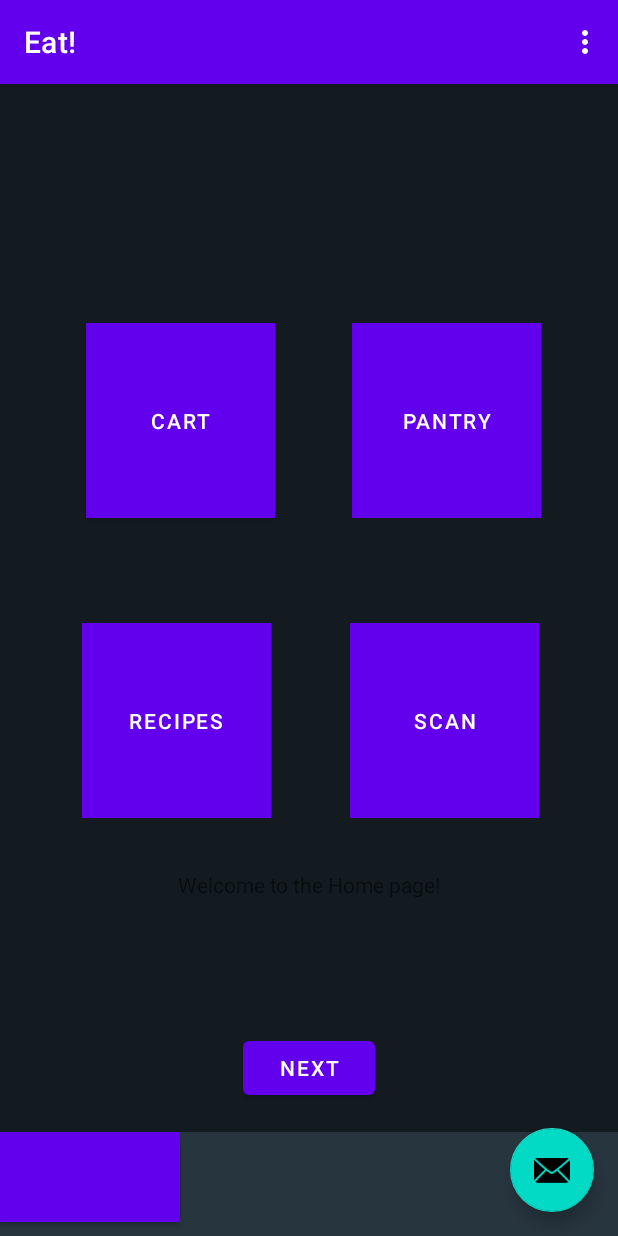
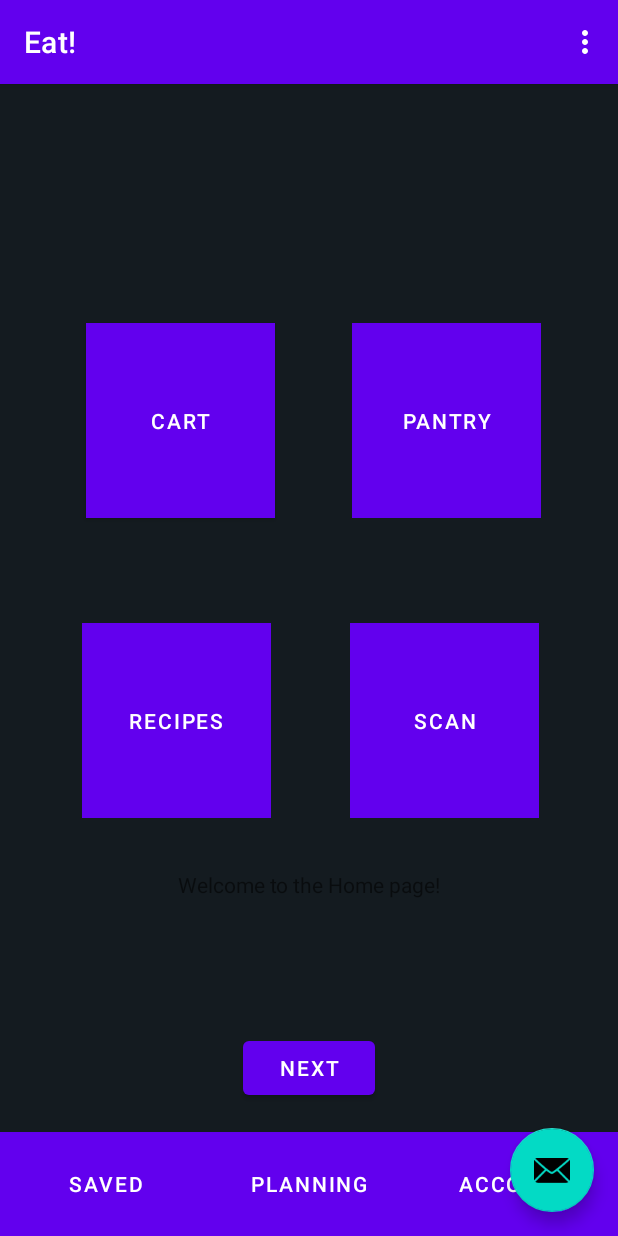
Before and after one commit to regino-pan-a-i/Eat_app, an Android app: the screen it shows after launch (MainActivity), on a phone screen of 412 x 824 dp. Run offline under Robolectric (Android 15) with nearby library versions, the phone set to English and light mode, and no system bars; our stand-ins replace navigation-ui.

Commit message:
changed buttons to fit navigation bar size

```diff
--- a/app/src/main/res/layout/fragment_first.xml
+++ b/app/src/main/res/layout/fragment_first.xml
@@ -54,7 +54,6 @@
         app:layout_constraintStart_toEndOf="@+id/button_cart"
         app:layout_constraintTop_toTopOf="parent"
         app:layout_constraintVertical_bias="0.25">
-
         <Button
             android:layout_width="match_parent"
             android:layout_height="match_parent"
@@ -103,9 +102,7 @@
         </Button>
     </RelativeLayout>
 
-    <!--15 Mobile bottom nav
-aka Footer, Menu, Tabs, Navigation
--->
+    <!--15 Mobile bottom nav aka Footer, Menu, Tabs, Navigation-->
     <RelativeLayout
         android:id="@+id/mobile_bott"
         android:layout_width="match_parent"
@@ -119,21 +116,34 @@ aka Footer, Menu, Tabs, Navigation
         <!--Frame 10-->
         <Button
             android:id="@+id/frame_10"
-            android:layout_width="120dp"
-            android:layout_height="60dp"
+            android:layout_width="140dp"
+            android:layout_height="match_parent"
             android:background="@color/black"
-            android:text="@string/button_scan_text">
+            android:text="@string/navBar_saved"
+            android:layout_alignParentStart="true">
         </Button>
         <!-- Frame 9 -->
         <Button
             android:id="@+id/frame_9"
             android:layout_width="120dp"
-            android:layout_height="60dp">
+            android:layout_height="match_parent"
+            android:layout_marginStart="0dp"
+            android:layout_marginEnd="0dp"
+            android:layout_toStartOf="@+id/frame_7"
+            android:layout_toEndOf="@+id/frame_10"
+            android:background="@color/black"
+            android:text="@string/navBar_planning">
         </Button>
         <!-- Frame 7 -->
         <Button
-            android:layout_width="120dp"
-            android:layout_height="60dp">
+            android:id="@+id/frame_7"
+            android:layout_width="140dp"
+            android:layout_height="match_parent"
+            android:layout_alignParentBottom="true"
+            android:layout_marginBottom="0dp"
+            android:background="@color/black"
+            android:text="@string/navBar_account"
+            android:layout_alignParentEnd="true">
         </Button>
     </RelativeLayout>
 
--- a/app/src/main/res/values/strings.xml
+++ b/app/src/main/res/values/strings.xml
@@ -14,4 +14,9 @@
     <string name="button_cart_text">Cart</string>
     <string name="button_recipes_text">Recipes</string>
     <string name="button_scan_text">Scan</string>
+
+    <string name="navBar_saved">Saved</string>
+    <string name="navBar_planning">Planning</string>
+    <string name="navBar_account">Account</string>
+    <string name="navBar_home">Home</string>
 </resources>
```
